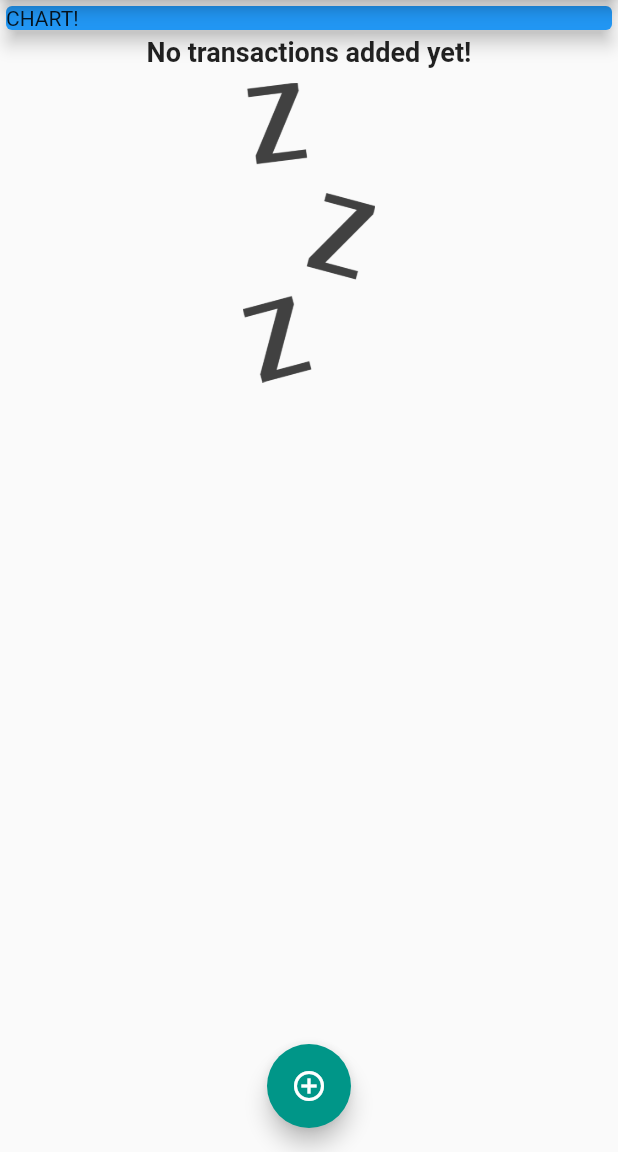
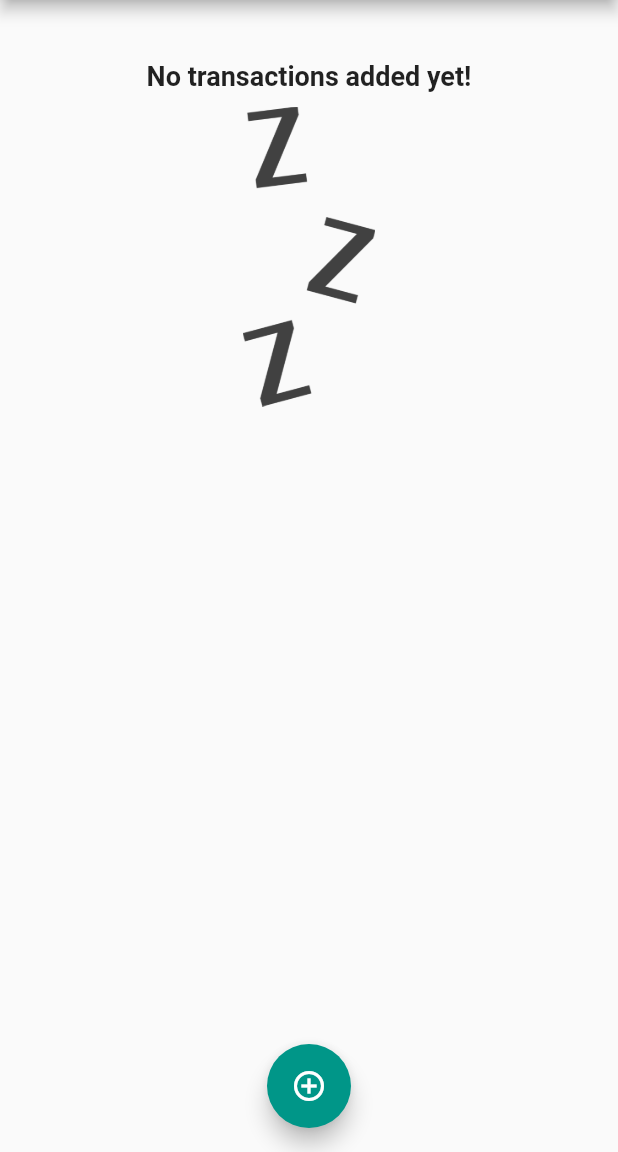
Before and after one commit to yash412/ExpensePlanner, a Flutter app: the screen it shows after launch, on a phone screen of 412 x 824 dp, the part 84-1236 px from its top. Run offline on Flutter 3.47's test engine with Material 2 defaults, Android fonts, the phone set to English and light mode, and no system bars; Roboto replaces fonts that are missing (OpenSans).

Commit message:
Worked on chart

```diff
--- a/lib/main.dart
+++ b/lib/main.dart
@@ -1,7 +1,9 @@
+import 'package:ExpensePlanner/widgets/chart.dart';
 import 'package:flutter/material.dart';
 import './widgets/transaction_list.dart';
+import './widgets/chart.dart';
 import './widgets/new_transaction.dart';
-import './models/transcation.dart';
+import 'models/transactions.dart';
 
 void main() => runApp(MyApp());
 
@@ -61,6 +63,16 @@ class _MyHomePageState extends State<MyHomePage> {
     // ),
   ];
 
+  List<Transaction> get _recentTransactions {
+    return _userTransactions.where((tx) {
+      return tx.date.isAfter(
+        DateTime.now().subtract(
+          Duration(days: 7),
+        ),
+      );
+    }).toList();
+  }
+
   void _addNewTransaction(String txTitle, double txAmount) {
     final newTx = Transaction(
       title: txTitle,
@@ -105,14 +117,7 @@ class _MyHomePageState extends State<MyHomePage> {
         child: Column(
           crossAxisAlignment: CrossAxisAlignment.stretch,
           children: <Widget>[
-            Container(
-              width: double.infinity,
-              child: Card(
-                color: Colors.blue,
-                child: Text('CHART!'),
-                elevation: 5,
-              ),
-            ),
+            Chart(_recentTransactions),
             TransactionList(_userTransactions),
           ],
         ),
--- /dev/null
+++ b/lib/widgets/chart.dart
@@ -0,0 +1,46 @@
+import '../models/transactions.dart';
+import 'package:flutter/material.dart';
+import 'package:intl/intl.dart';
+
+class Chart extends StatelessWidget {
+  final List<Transaction> recentTransactions;
+
+  Chart(this.recentTransactions);
+
+  List<Map<String, Object>> get groupedTransactionValues {
+    return List.generate(7, (index) {
+      final weekDay = DateTime.now().subtract(
+        Duration(days: index),
+      );
+      double totalSum = 0.0;
+
+      for (var i = 0; i < recentTransactions.length; i++) {
+        if (recentTransactions[i].date.day == weekDay.day &&
+            recentTransactions[i].date.month == weekDay.month &&
+            recentTransactions[i].date.year == weekDay.year) {
+          totalSum += recentTransactions[i].amount;
+        }
+      }
+
+      print(DateFormat.E().format(weekDay));
+      print(totalSum);
+
+      return {
+        'day': DateFormat.E().format(weekDay),
+        'amout': totalSum,
+      };
+    });
+  }
+
+  @override
+  Widget build(BuildContext context) {
+    print(groupedTransactionValues);
+    return Card(
+      elevation: 6,
+      margin: EdgeInsets.all(20),
+      child: Row(
+        children: <Widget>[],
+      ),
+    );
+  }
+}
--- a/lib/widgets/transaction_list.dart
+++ b/lib/widgets/transaction_list.dart
@@ -1,6 +1,6 @@
 import 'package:flutter/material.dart';
 import 'package:intl/intl.dart';
-import '../models/transcation.dart';
+import '../models/transactions.dart';
 
 class TransactionList extends StatelessWidget {
   final List<Transaction> transactions;
```
Also changed, not shown: lib/models/transactions.dart (renamed from lib/models/transcation.dart).
